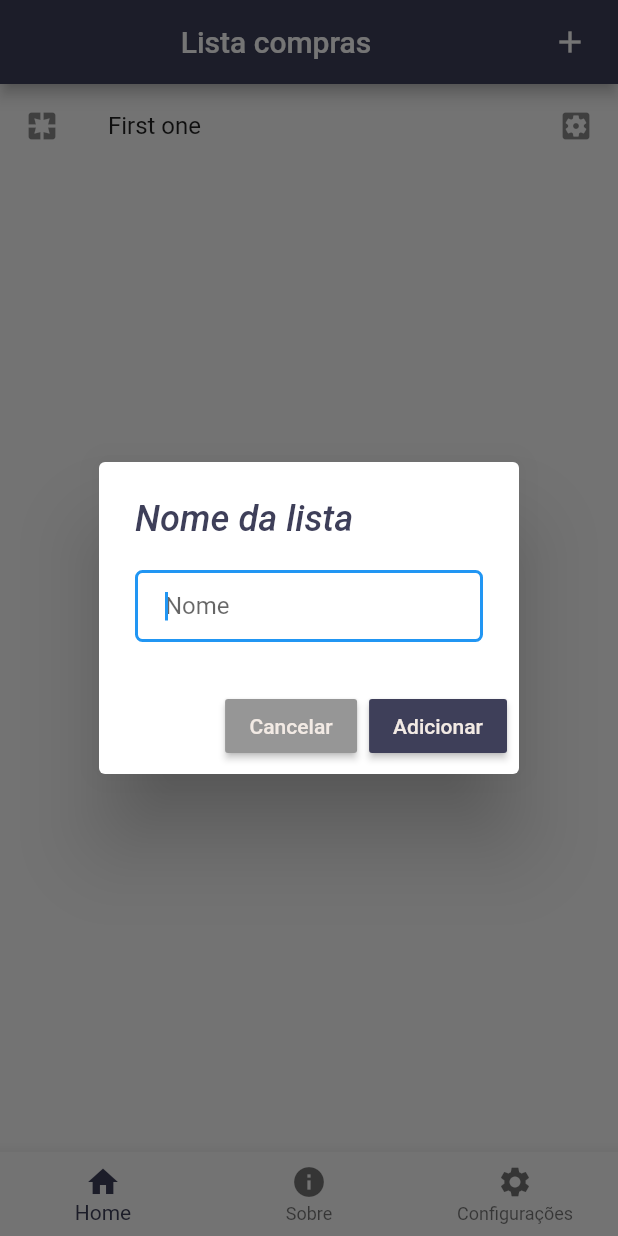
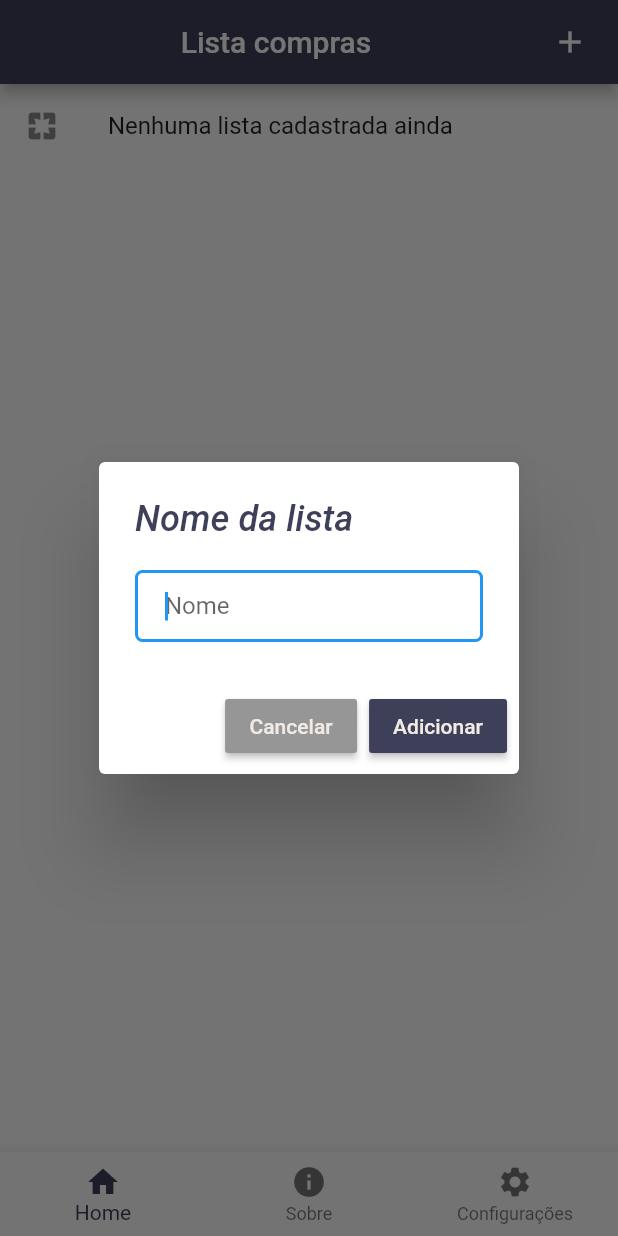
Before and after one commit to gabrieldfm/flutterproject, a Flutter app: the screen it shows after launch, after a tap on the "add" icon, on a phone screen of 412 x 824 dp. Run offline on Flutter 3.47's test engine with Material 2 defaults, Android fonts, the phone set to English and light mode, and no system bars; our stand-ins replace sqflite; accounts and stored records are empty.

Commit message:
alterações lista

```diff
--- a/meuapp/lib/pages/home.dart
+++ b/meuapp/lib/pages/home.dart
@@ -1,25 +1,43 @@
 import 'package:flutter/material.dart';
 import 'package:meuapp/layout.dart';
+import 'package:meuapp/models/Lista.dart';
 
-class HomePage extends StatelessWidget{
+import 'package:meuapp/widgets/HomeList.dart';
+
+class HomePage extends StatefulWidget{
 
   static String tag = 'home-page';
 
   @override
+  HomePageState createState() => HomePageState();
+}
+
+class HomePageState extends State<HomePage> {
+
+  Lista listaBo = Lista();
+
+  @override
   Widget build(BuildContext context) {
 
-    final content = ListView(
-      shrinkWrap: true,
-      children: <Widget>[
-        ListTile(
-          leading: Icon(Icons.pages),
-          title: Text('First one'),
-          trailing: Icon(Icons.settings_applications),
-        )
-      ],
+    final content = FutureBuilder(
+      future: listaBo.list(),
+      builder: (BuildContext context, AsyncSnapshot snapshot){
+        switch(snapshot.connectionState){
+          case ConnectionState.none:
+          case ConnectionState.waiting:
+            return const Center(child: Text('Carregando...'),);
+          default:
+            if (snapshot.hasError) {
+              print(snapshot.error);
+              return Text('Erro: ${snapshot.error}');
+            }
+            else{
+              return HomeList(items: snapshot.data);
+            }
+        }
+      },
     );
 
     return Layout.getContent(context, content);
   }
-
 }
--- a/meuapp/lib/widgets/HomeList.dart
+++ b/meuapp/lib/widgets/HomeList.dart
@@ -1,26 +1,52 @@
 import 'package:flutter/material.dart';
+import 'package:meuapp/models/Lista.dart';
+import 'package:intl/intl.dart';
 
 class HomeList extends StatefulWidget {
-  static List<Widget> items = List<Widget>();
+  final List<Map> items;
+
+  HomeList({this.items}) : super();
 
   @override
   _HomeListState createState() => _HomeListState();
 }
 
 class _HomeListState extends State<HomeList> {
+
+  List<Widget> values = List<Widget>();
+  Lista listaBo = Lista();
+
   @override
   Widget build(BuildContext context) {
-    List<Widget> values = List<Widget>();
 
-    if (HomeList.items.length == 0) {
-      values.add(ListTile(
-        leading: Icon(Icons.pages),
-        title: Text('Nenhuma lista ainda'),
-        trailing: Icon(Icons.more_vert)
-      ));
+    //item default
+    if(widget.items.length == 0){
+      return ListView(
+        children: <Widget>[
+          ListTile(
+            leading: Icon(Icons.pages),
+            title: Text('Nenhuma lista cadastrada ainda'),
+          )
+        ],
+      );
     }
 
-    return ListView(shrinkWrap: true,
-      children: (HomeList.items.length == 0) ? values : HomeList.items );
+    DateFormat df = DateFormat('dd/MM/yy HH:mm');
+
+    return ListView.builder(
+      shrinkWrap: true,
+      itemCount: widget.items.length,
+      itemBuilder: (BuildContext context, int index) {
+        Map item = widget.items[index];
+
+        //DateTime created = DateTIme.tryParse(item['created']);
+
+        return ListTile(
+          leading: Icon(Icons.pages),
+          title: Text(item['name']),
+          subtitle: Text(item['created']),
+        );
+      },
+    );
   }
 }
--- a/meuapp/pubspec.yaml
+++ b/meuapp/pubspec.yaml
@@ -24,6 +24,7 @@ dependencies:
   # Use with the CupertinoIcons class for iOS style icons.
   cupertino_icons: ^0.1.2
   sqflite: any
+  intl: any
 
 dev_dependencies:
   flutter_test:
```
Also changed, not shown: meuapp/lib/layout.dart (+0 -11 lines), meuapp/pubspec.lock.
